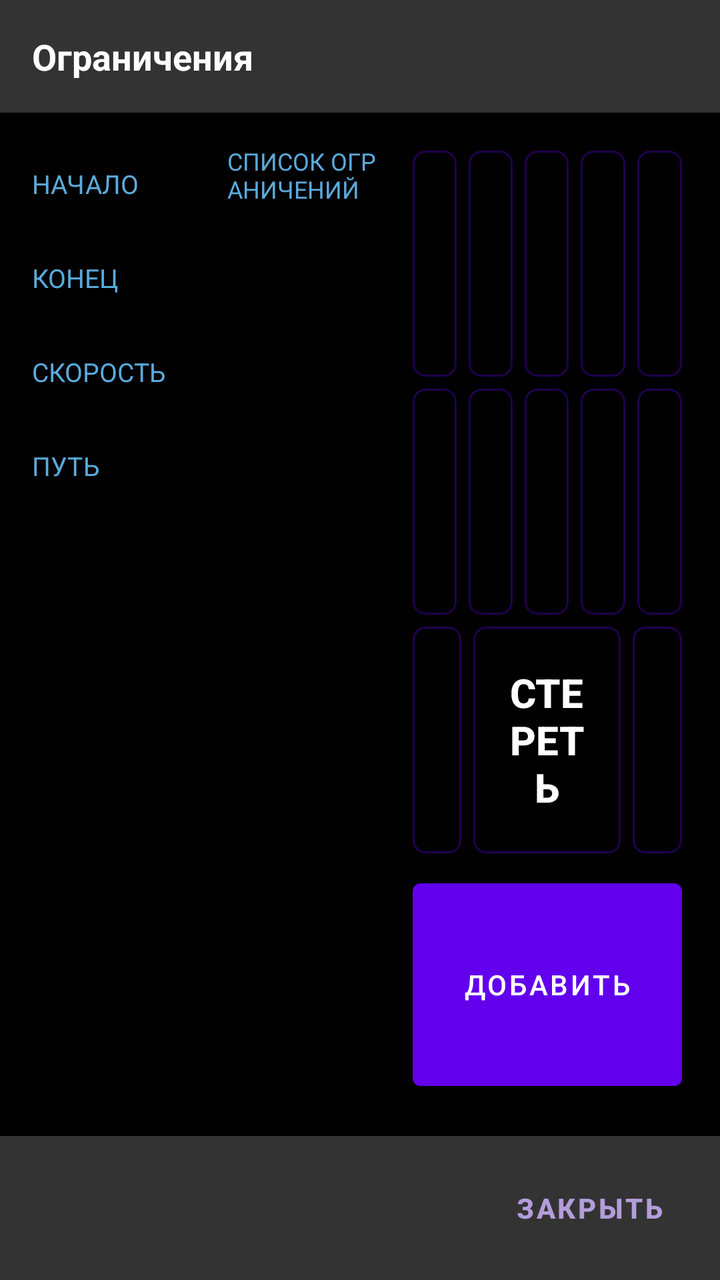
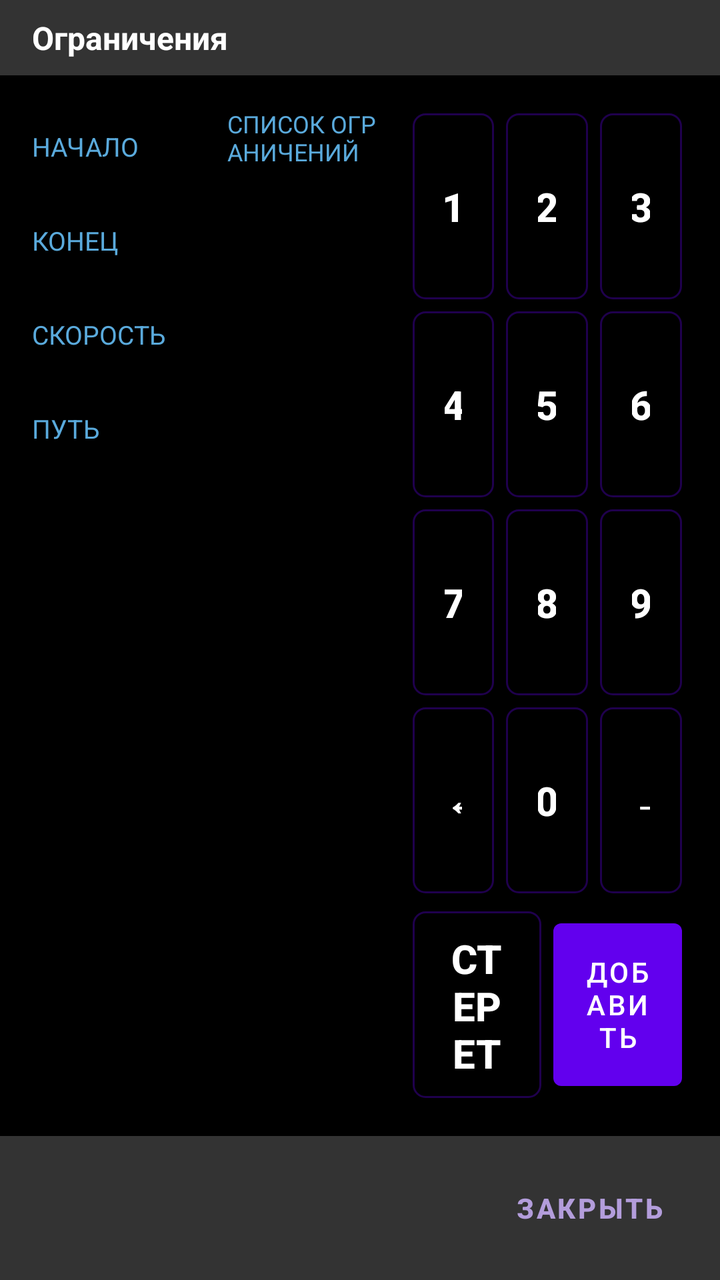

Before-and-after screenshots of an Android layout around one commit, followed by the original layout XML and the change that was made.
<!-- AndroidManifest.xml: application theme Theme.TrainDriverApp -->
<!-- res/layout/activity_restrictions.xml -->
<?xml version="1.0" encoding="utf-8"?>
<LinearLayout xmlns:android="http://schemas.android.com/apk/res/android"
    android:layout_width="match_parent"
    android:layout_height="match_parent"
    android:orientation="vertical"
    android:background="#000000">

    <TextView
        android:layout_width="match_parent"
        android:layout_height="wrap_content"
        android:background="#333333"
        android:padding="16dp"
        android:text="Ограничения"
        android:textColor="#FFFFFF"
        android:textSize="18sp"
        android:textStyle="bold" />

    
    <LinearLayout
        android:layout_width="match_parent"
        android:layout_height="0dp"
        android:layout_weight="1"
        android:orientation="horizontal"
        android:padding="16dp">

        
        <LinearLayout
            android:layout_width="0dp"
            android:layout_height="match_parent"
            android:layout_weight="2"
            android:orientation="vertical"
            android:paddingEnd="14dp">

            <LinearLayout
                android:layout_width="match_parent"
                android:layout_height="wrap_content"
                android:orientation="horizontal"
                android:gravity="center_vertical">

                <TextView
                    android:layout_width="100dp"
                    android:layout_height="wrap_content"
                    android:text="НАЧАЛО"
                    android:textColor="#5AAADC"
                    android:textSize="13sp" />

                <EditText
                    android:id="@+id/restrictionStartKmInput"
                    style="@style/RestrictionDigitBox"
                    android:layout_width="56dp"
                    android:hint="км"
                    android:inputType="number"
                    android:maxLength="4" />

                <EditText
                    android:id="@+id/restrictionStartPkInput"
                    style="@style/RestrictionDigitBox"
                    android:layout_width="40dp"
                    android:layout_marginStart="6dp"
                    android:hint="пк"
                    android:inputType="number"
                    android:maxLength="2" />

            </LinearLayout>

            <LinearLayout
                android:layout_width="match_parent"
                android:layout_height="wrap_content"
                android:layout_marginTop="8dp"
                android:orientation="horizontal"
                android:gravity="center_vertical">

                <TextView
                    android:layout_width="100dp"
                    android:layout_height="wrap_content"
                    android:text="КОНЕЦ"
                    android:textColor="#5AAADC"
                    android:textSize="13sp" />

                <EditText
                    android:id="@+id/restrictionEndKmInput"
                    style="@style/RestrictionDigitBox"
                    android:layout_width="56dp"
                    android:hint="км"
                    android:inputType="number"
                    android:maxLength="4" />

                <EditText
                    android:id="@+id/restrictionEndPkInput"
                    style="@style/RestrictionDigitBox"
                    android:layout_width="40dp"
                    android:layout_marginStart="6dp"
                    android:hint="пк"
                    android:inputType="number"
                    android:maxLength="2" />

            </LinearLayout>

            
            <LinearLayout
                android:layout_width="match_parent"
                android:layout_height="wrap_content"
                android:layout_marginTop="8dp"
                android:orientation="horizontal"
                android:gravity="center_vertical">

                <TextView
                    android:layout_width="100dp"
                    android:layout_height="wrap_content"
                    android:text="СКОРОСТЬ"
                    android:textColor="#5AAADC"
                    android:textSize="13sp" />

                <EditText
                    android:id="@+id/restrictionSpeedInput"
                    style="@style/RestrictionDigitBox"
                    android:layout_width="44dp"
                    android:hint="—"
                    android:inputType="number"
                    android:maxLength="2" />

            </LinearLayout>

            <LinearLayout
                android:layout_width="match_parent"
                android:layout_height="wrap_content"
                android:layout_marginTop="8dp"
                android:orientation="horizontal"
                android:gravity="center_vertical">

                <TextView
                    android:layout_width="100dp"
                    android:layout_height="wrap_content"
                    android:text="ПУТЬ"
                    android:textColor="#5AAADC"
                    android:textSize="13sp" />

                <EditText
                    android:id="@+id/restrictionPathInput"
                    style="@style/RestrictionDigitBox"
                    android:layout_width="36dp"
                    android:hint="—"
                    android:inputType="number"
                    android:maxLength="1" />

            </LinearLayout>

            <TextView
                android:id="@+id/restrictionErrorText"
                android:layout_width="match_parent"
                android:layout_height="wrap_content"
                android:layout_marginTop="8dp"
                android:textColor="#E05A5A"
                android:visibility="gone" />

        </LinearLayout>

        
        <LinearLayout
            android:layout_width="0dp"
            android:layout_height="match_parent"
            android:layout_weight="2"
            android:orientation="vertical"
            android:paddingStart="4dp"
            android:paddingEnd="14dp">

            <TextView
                android:layout_width="wrap_content"
                android:layout_height="wrap_content"
                android:text="СПИСОК ОГРАНИЧЕНИЙ"
                android:textColor="#5AAADC"
                android:textSize="12sp"
                android:layout_marginBottom="6dp" />

            <ScrollView
                android:layout_width="match_parent"
                android:layout_height="0dp"
                android:layout_weight="1">

                <LinearLayout
                    android:id="@+id/restrictionRowsContainer"
                    android:layout_width="match_parent"
                    android:layout_height="wrap_content"
                    android:orientation="vertical" />

            </ScrollView>

        </LinearLayout>

        
        <LinearLayout
            android:layout_width="0dp"
            android:layout_height="match_parent"
            android:layout_weight="3"
            android:orientation="vertical">

            <LinearLayout
                android:layout_width="match_parent"
                android:layout_height="0dp"
                android:layout_weight="1"
                android:orientation="horizontal">
                <Button android:id="@+id/restrictionKey1" style="@style/RestrictionKeypadButton" android:layout_height="match_parent" android:text="1" />
                <Button android:id="@+id/restrictionKey2" style="@style/RestrictionKeypadButton" android:layout_height="match_parent" android:text="2" />
                <Button android:id="@+id/restrictionKey3" style="@style/RestrictionKeypadButton" android:layout_height="match_parent" android:text="3" />
                <Button android:id="@+id/restrictionKey4" style="@style/RestrictionKeypadButton" android:layout_height="match_parent" android:text="4" />
                <Button android:id="@+id/restrictionKey5" style="@style/RestrictionKeypadButton" android:layout_height="match_parent" android:text="5" />
            </LinearLayout>

            <LinearLayout
                android:layout_width="match_parent"
                android:layout_height="0dp"
                android:layout_weight="1"
                android:orientation="horizontal">
                <Button android:id="@+id/restrictionKey6" style="@style/RestrictionKeypadButton" android:layout_height="match_parent" android:text="6" />
                <Button android:id="@+id/restrictionKey7" style="@style/RestrictionKeypadButton" android:layout_height="match_parent" android:text="7" />
                <Button android:id="@+id/restrictionKey8" style="@style/RestrictionKeypadButton" android:layout_height="match_parent" android:text="8" />
                <Button android:id="@+id/restrictionKey9" style="@style/RestrictionKeypadButton" android:layout_height="match_parent" android:text="9" />
                <Button android:id="@+id/restrictionKey0" style="@style/RestrictionKeypadButton" android:layout_height="match_parent" android:text="0" />
            </LinearLayout>

            <LinearLayout
                android:layout_width="match_parent"
                android:layout_height="0dp"
                android:layout_weight="1"
                android:orientation="horizontal">
                <Button android:id="@+id/restrictionKeyPrev" style="@style/RestrictionKeypadButton" android:layout_height="match_parent" android:text="←" />
                <Button
                    android:id="@+id/restrictionBackspaceButton"
                    style="@style/RestrictionKeypadButton"
                    android:layout_height="match_parent"
                    android:layout_weight="3"
                    android:text="Стереть" />
                <Button android:id="@+id/restrictionKeyNext" style="@style/RestrictionKeypadButton" android:layout_height="match_parent" android:text="→" />
            </LinearLayout>

            
            <LinearLayout
                android:layout_width="match_parent"
                android:layout_height="0dp"
                android:layout_weight="1"
                android:layout_marginTop="3dp"
                android:orientation="horizontal">
                <Button
                    android:id="@+id/restrictionAddButton"
                    android:layout_width="match_parent"
                    android:layout_height="match_parent"
                    android:layout_margin="3dp"
                    android:text="Добавить" />
            </LinearLayout>

        </LinearLayout>

    </LinearLayout>

    <LinearLayout
        android:layout_width="match_parent"
        android:layout_height="wrap_content"
        android:background="#333333"
        android:gravity="end"
        android:padding="12dp">

        <Button
            android:id="@+id/restrictionCloseButton"
            android:layout_width="wrap_content"
            android:layout_height="wrap_content"
            android:background="@android:color/transparent"
            android:textColor="#B39DDB"
            android:textStyle="bold"
            android:text="ЗАКРЫТЬ" />

    </LinearLayout>

</LinearLayout>
<!-- resources referenced by this layout -->
<resources>
  <style name="RestrictionDigitBox">
          <item name="android:layout_height">wrap_content</item>
          <item name="android:gravity">center</item>
          <item name="android:fontFamily">monospace</item>
          <item name="android:textStyle">bold</item>
          <item name="android:textSize">20sp</item>
          <item name="android:background">@drawable/bg_header_toggle</item>
          <item name="android:paddingTop">6dp</item>
          <item name="android:paddingBottom">6dp</item>
          <item name="android:textColor">#FFFFFF</item>
          <item name="android:textColorHint">#555555</item>
      </style>
  <style name="RestrictionKeypadButton" parent="Widget.AppCompat.Button.Borderless">
          <item name="android:layout_width">0dp</item>
          <item name="android:layout_height">wrap_content</item>
          <item name="android:layout_weight">1</item>
          <item name="android:layout_margin">3dp</item>
          <item name="android:minHeight">46dp</item>
          <item name="android:background">@drawable/bg_header_toggle</item>
          <item name="android:textColor">#FFFFFF</item>
          <item name="android:textStyle">bold</item>
          <item name="android:textSize">20sp</item>
      </style>
  <style name="Theme.TrainDriverApp" parent="Theme.MaterialComponents.DayNight.NoActionBar" />
  <!-- drawable bg_header_toggle (drawable) -->
  <?xml version="1.0" encoding="utf-8"?>
  <shape xmlns:android="http://schemas.android.com/apk/res/android" android:shape="rectangle">
      <corners android:radius="6dp" />
      <stroke android:width="1dp" android:color="#52FFFFFF" />
      <solid android:color="@android:color/transparent" />
  </shape>
</resources>

<!-- the commit's change to res/layout/activity_restrictions.xml (unified diff, before → after) -->
@@ -5,14 +5,18 @@
     android:orientation="vertical"
     android:background="#000000">
 
+    
     <TextView
         android:layout_width="match_parent"
         android:layout_height="wrap_content"
         android:background="#333333"
-        android:padding="16dp"
+        android:paddingStart="16dp"
+        android:paddingEnd="16dp"
+        android:paddingTop="8dp"
+        android:paddingBottom="8dp"
         android:text="Ограничения"
         android:textColor="#FFFFFF"
-        android:textSize="18sp"
+        android:textSize="16sp"
         android:textStyle="bold" />
 
     
@@ -194,6 +198,7 @@
             android:layout_weight="3"
             android:orientation="vertical">
 
+            
             <LinearLayout
                 android:layout_width="match_parent"
                 android:layout_height="0dp"
@@ -202,48 +207,55 @@
                 <Button android:id="@+id/restrictionKey1" style="@style/RestrictionKeypadButton" android:layout_height="match_parent" android:text="1" />
                 <Button android:id="@+id/restrictionKey2" style="@style/RestrictionKeypadButton" android:layout_height="match_parent" android:text="2" />
                 <Button android:id="@+id/restrictionKey3" style="@style/RestrictionKeypadButton" android:layout_height="match_parent" android:text="3" />
+            </LinearLayout>
+
+            <LinearLayout
+                android:layout_width="match_parent"
+                android:layout_height="0dp"
+                android:layout_weight="1"
+                android:orientation="horizontal">
                 <Button android:id="@+id/restrictionKey4" style="@style/RestrictionKeypadButton" android:layout_height="match_parent" android:text="4" />
                 <Button android:id="@+id/restrictionKey5" style="@style/RestrictionKeypadButton" android:layout_height="match_parent" android:text="5" />
-            </LinearLayout>
-
-            <LinearLayout
-                android:layout_width="match_parent"
-                android:layout_height="0dp"
-                android:layout_weight="1"
-                android:orientation="horizontal">
                 <Button android:id="@+id/restrictionKey6" style="@style/RestrictionKeypadButton" android:layout_height="match_parent" android:text="6" />
+            </LinearLayout>
+
+            <LinearLayout
+                android:layout_width="match_parent"
+                android:layout_height="0dp"
+                android:layout_weight="1"
+                android:orientation="horizontal">
                 <Button android:id="@+id/restrictionKey7" style="@style/RestrictionKeypadButton" android:layout_height="match_parent" android:text="7" />
                 <Button android:id="@+id/restrictionKey8" style="@style/RestrictionKeypadButton" android:layout_height="match_parent" android:text="8" />
                 <Button android:id="@+id/restrictionKey9" style="@style/RestrictionKeypadButton" android:layout_height="match_parent" android:text="9" />
+            </LinearLayout>
+
+            <LinearLayout
+                android:layout_width="match_parent"
+                android:layout_height="0dp"
+                android:layout_weight="1"
+                android:orientation="horizontal">
+                <Button android:id="@+id/restrictionKeyPrev" style="@style/RestrictionKeypadButton" android:layout_height="match_parent" android:text="←" />
                 <Button android:id="@+id/restrictionKey0" style="@style/RestrictionKeypadButton" android:layout_height="match_parent" android:text="0" />
-            </LinearLayout>
-
-            <LinearLayout
-                android:layout_width="match_parent"
-                android:layout_height="0dp"
-                android:layout_weight="1"
-                android:orientation="horizontal">
-                <Button android:id="@+id/restrictionKeyPrev" style="@style/RestrictionKeypadButton" android:layout_height="match_parent" android:text="←" />
+                <Button android:id="@+id/restrictionKeyNext" style="@style/RestrictionKeypadButton" android:layout_height="match_parent" android:text="→" />
+            </LinearLayout>
+
+            
+            <LinearLayout
+                android:layout_width="match_parent"
+                android:layout_height="0dp"
+                android:layout_weight="1"
+                android:layout_marginTop="3dp"
+                android:orientation="horizontal">
                 <Button
                     android:id="@+id/restrictionBackspaceButton"
                     style="@style/RestrictionKeypadButton"
                     android:layout_height="match_parent"
-                    android:layout_weight="3"
                     android:text="Стереть" />
-                <Button android:id="@+id/restrictionKeyNext" style="@style/RestrictionKeypadButton" android:layout_height="match_parent" android:text="→" />
-            </LinearLayout>
-
-            
-            <LinearLayout
-                android:layout_width="match_parent"
-                android:layout_height="0dp"
-                android:layout_weight="1"
-                android:layout_marginTop="3dp"
-                android:orientation="horizontal">
                 <Button
                     android:id="@+id/restrictionAddButton"
-                    android:layout_width="match_parent"
+                    android:layout_width="0dp"
                     android:layout_height="match_parent"
+                    android:layout_weight="1"
                     android:layout_margin="3dp"
                     android:text="Добавить" />
             </LinearLayout>
